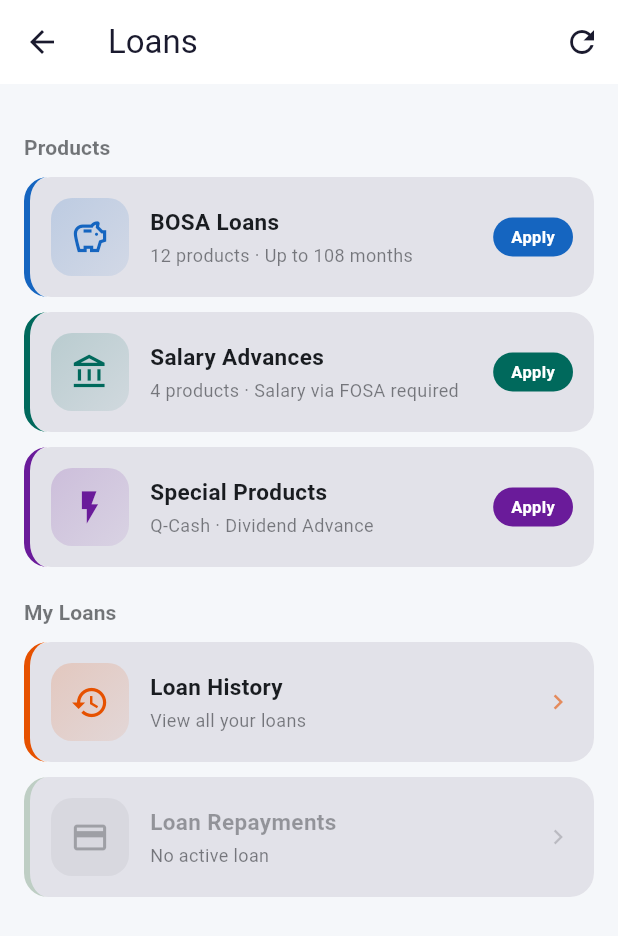
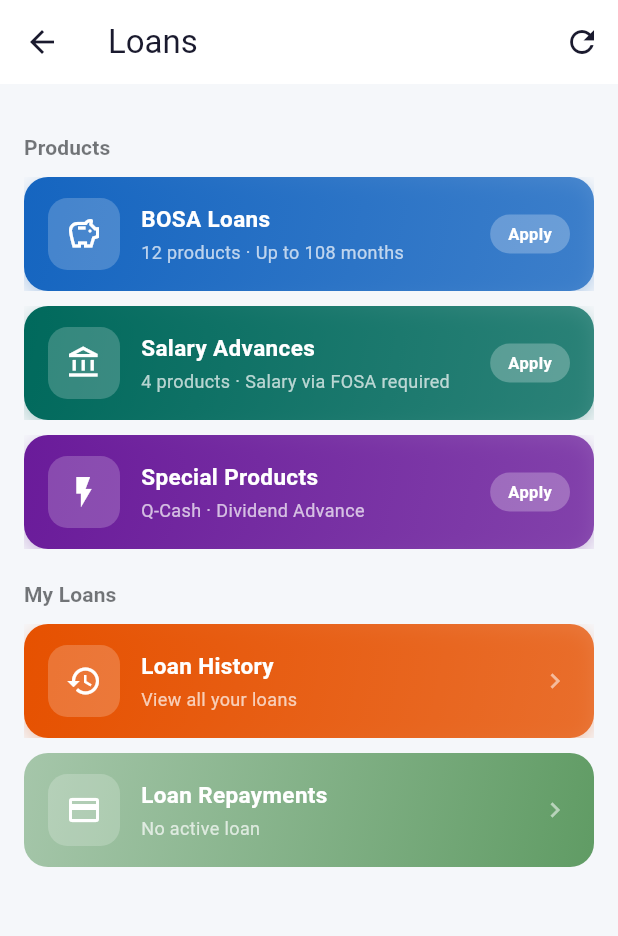
Before and after one commit to M-oses340/omwa-sacco, a Flutter app: the _LoansDashboard screen opened directly with empty values, on a phone screen of 412 x 824 dp. Shown: the top 936 px of the screen. Run offline on Flutter 3.47's test engine with Material 3 defaults, Android fonts, the light colour scheme and no system bars; our stand-ins replace connectivity_plus, device_info_plus, flutter_bloc, flutter_secure_storage, local_auth, pinput and 2 more; accounts and stored records are empty; statements that could not run were skipped.

Commit message:
ui: gradient dashboard cards with white text, each a different color

```diff
--- a/app/lib/features/loans/screens/loans_screen.dart
+++ b/app/lib/features/loans/screens/loans_screen.dart
@@ -408,50 +408,48 @@ class _DashCard extends StatelessWidget {
 
   @override
   Widget build(BuildContext context) {
-    final cs = Theme.of(context).colorScheme;
     final enabled = onTap != null;
+    final cardColor = enabled ? color : color.withValues(alpha: 0.4);
 
     return Material(
-      color: cs.surface,
+      color: Colors.transparent,
       borderRadius: BorderRadius.circular(16),
-      elevation: 0,
       child: InkWell(
         onTap: onTap,
         borderRadius: BorderRadius.circular(16),
-        child: Container(
+        child: Ink(
           decoration: BoxDecoration(
+            gradient: LinearGradient(
+              colors: [
+                cardColor,
+                cardColor.withValues(alpha: 0.75),
+              ],
+              begin: Alignment.topLeft,
+              end: Alignment.bottomRight,
+            ),
             borderRadius: BorderRadius.circular(16),
-            border: Border(
-              left: BorderSide(
-                color: enabled ? color : color.withValues(alpha: 0.2),
-                width: 4,
+            boxShadow: enabled
+                ? [
+                    BoxShadow(
+                      color: cardColor.withValues(alpha: 0.3),
+                      blurRadius: 10,
+                      offset: const Offset(0, 4),
                     ),
+                  ]
+                : null,
           ),
-            color: cs.surfaceContainerHighest,
-          ),
-          padding: const EdgeInsets.symmetric(horizontal: 14, vertical: 14),
+          child: Padding(
+            padding: const EdgeInsets.symmetric(horizontal: 16, vertical: 14),
             child: Row(
               children: [
                 Container(
-                width: 52,
-                height: 52,
+                  width: 48,
+                  height: 48,
                   decoration: BoxDecoration(
-                  gradient: enabled
-                      ? LinearGradient(
-                          colors: [
-                            color.withValues(alpha: 0.18),
-                            color.withValues(alpha: 0.08),
-                          ],
-                          begin: Alignment.topLeft,
-                          end: Alignment.bottomRight,
-                        )
-                      : null,
-                  color: enabled ? null : cs.onSurface.withValues(alpha: 0.05),
-                  borderRadius: BorderRadius.circular(14),
+                    color: Colors.white.withValues(alpha: 0.2),
+                    borderRadius: BorderRadius.circular(13),
                   ),
-                child: Icon(icon,
-                    color: enabled ? color : cs.onSurface.withValues(alpha: 0.3),
-                    size: 26),
+                  child: Icon(icon, color: Colors.white, size: 24),
                 ),
                 const SizedBox(width: 14),
                 Expanded(
@@ -459,17 +457,15 @@ class _DashCard extends StatelessWidget {
                     crossAxisAlignment: CrossAxisAlignment.start,
                     children: [
                       Text(title,
-                        style: TextStyle(
+                          style: const TextStyle(
                               fontSize: 15,
                               fontWeight: FontWeight.w700,
-                            color: enabled
-                                ? cs.onSurface
-                                : cs.onSurface.withValues(alpha: 0.4))),
+                              color: Colors.white)),
                       const SizedBox(height: 3),
                       Text(subtitle,
-                        style: TextStyle(
+                          style: const TextStyle(
                               fontSize: 12,
-                            color: cs.onSurface.withValues(alpha: 0.55))),
+                              color: Colors.white70)),
                     ],
                   ),
                 ),
@@ -479,7 +475,7 @@ class _DashCard extends StatelessWidget {
                     padding: const EdgeInsets.symmetric(
                         horizontal: 12, vertical: 5),
                     decoration: BoxDecoration(
-                    color: color,
+                      color: Colors.white.withValues(alpha: 0.25),
                       borderRadius: BorderRadius.circular(20),
                     ),
                     child: Text(badge!,
@@ -489,12 +485,10 @@ class _DashCard extends StatelessWidget {
                             fontWeight: FontWeight.w700)),
                   )
                 else
-                Icon(Icons.chevron_right,
-                    color: enabled
-                        ? color.withValues(alpha: 0.6)
-                        : cs.onSurface.withValues(alpha: 0.2),
-                    size: 20),
+                  const Icon(Icons.chevron_right,
+                      color: Colors.white54, size: 20),
               ],
+            ),
           ),
         ),
       ),
```
Lines whose indentation alone changed are shown as unchanged.
